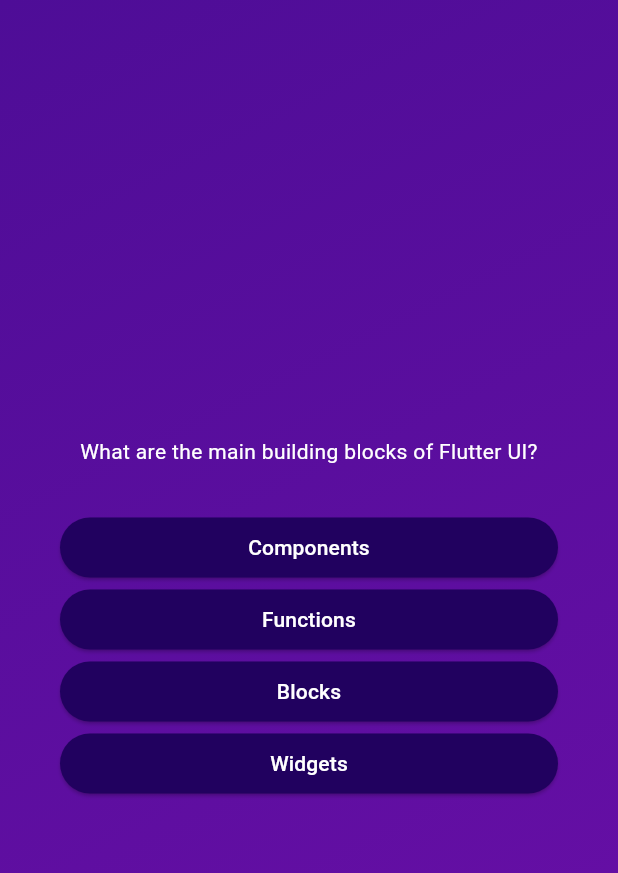
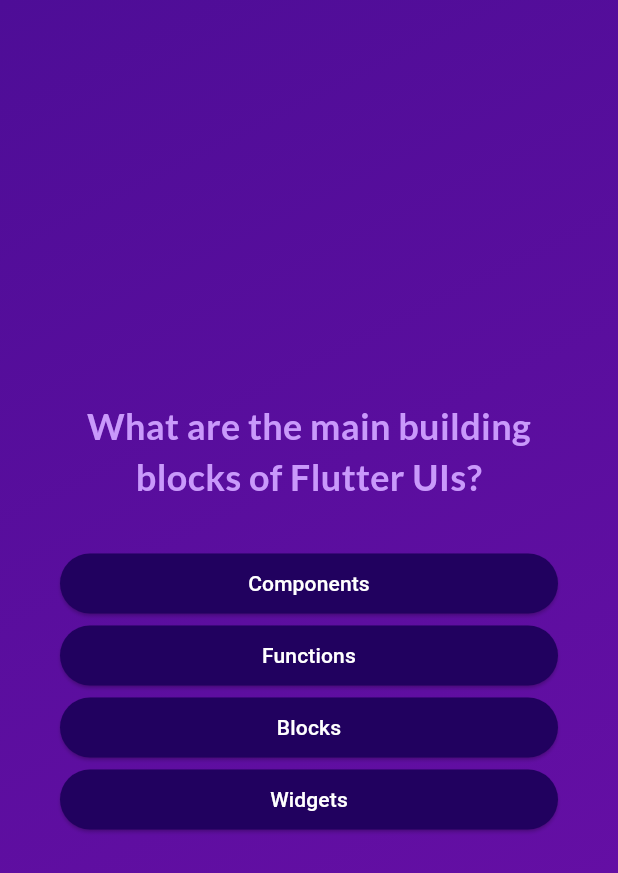
Before and after one commit to alobban/flutter_quiz_app, a Flutter app: the screen it shows after launch, after a tap on "Start Quiz", on a phone screen of 412 x 824 dp. Shown: the top 873 px of the screen. Run offline on Flutter 3.47's test engine with Material 3 defaults, Android fonts, the phone set to English and light mode, and no system bars; our stand-ins replace google_fonts.

Commit message:
Use Lato Google Fonts

```diff
--- a/lib/data/questions.dart
+++ b/lib/data/questions.dart
@@ -2,7 +2,7 @@ import 'package:adv_basics/models/quiz_question.dart';
 
 const questions = [
   QuizQuestion(
-    'What are the main building blocks of Flutter UI?',
+    'What are the main building blocks of Flutter UIs?',
     [
       'Widgets',
       'Components',
--- a/lib/questions_screen.dart
+++ b/lib/questions_screen.dart
@@ -1,4 +1,5 @@
 import 'package:flutter/material.dart';
+import 'package:google_fonts/google_fonts.dart';
 
 import 'package:adv_basics/answer_button.dart';
 import 'package:adv_basics/data/questions.dart';
@@ -37,8 +38,10 @@ class _QuestionsScreenState extends State<QuestionsScreen> {
           children: [
             Text(
               currentQuestion.text,
-              style: const TextStyle(
-                color: Colors.white,
+              style: GoogleFonts.lato(
+                color: const Color.fromARGB(255, 201, 153, 251),
+                fontSize: 24,
+                fontWeight: FontWeight.bold,
               ),
               textAlign: TextAlign.center,
             ),
--- a/lib/start_screen.dart
+++ b/lib/start_screen.dart
@@ -1,4 +1,5 @@
 import 'package:flutter/material.dart';
+import 'package:google_fonts/google_fonts.dart';
 
 class StartScreen extends StatelessWidget {
   const StartScreen(this.startQuiz ,{super.key});
@@ -19,10 +20,10 @@ class StartScreen extends StatelessWidget {
           const SizedBox(
             height: 80,
           ),
-          const Text(
+          Text(
             'Learn Flutter the fun way!',
-            style: TextStyle(
-              color: Color.fromARGB(255, 237, 223, 252),
+            style: GoogleFonts.lato(
+              color: const Color.fromARGB(255, 237, 223, 252),
               fontSize: 24,
             ),
           ),
```
